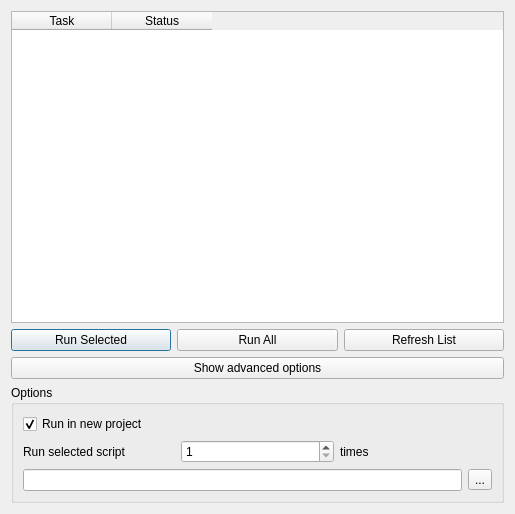
Old version of the form safe_qgis/script_dialog_base.ui in the repository feyeandal/inasafe.
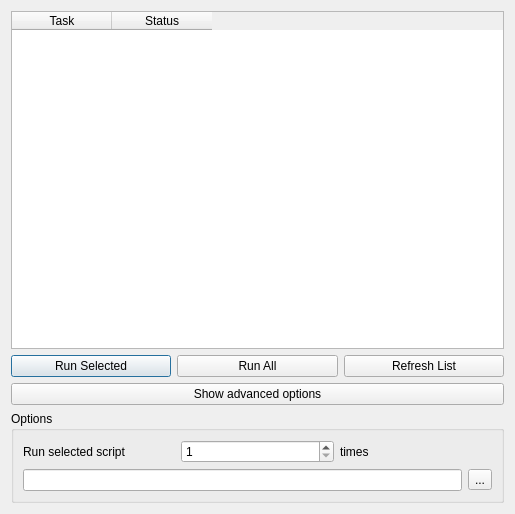
New version of the form.

Commit message: remove checkbox to run test as new project. Test always run as a new project.

Diff of the .ui file:
```diff
--- a/safe_qgis/script_dialog_base.ui
+++ b/safe_qgis/script_dialog_base.ui
@@ -91,16 +91,6 @@
      </property>
      <layout class="QGridLayout" name="gridLayout_2">
       <item row="0" column="0">
-       <widget class="QCheckBox" name="cboNewProject">
-        <property name="text">
-         <string>Run in new project</string>
-        </property>
-        <property name="checked">
-         <bool>true</bool>
-        </property>
-       </widget>
-      </item>
-      <item row="1" column="0">
        <layout class="QHBoxLayout" name="horizontalLayout_2">
         <item>
          <widget class="QLabel" name="label">
```
Left out of the diff: 2 changed lines with no effect on the pictures. The commit also changes 2 other files.
